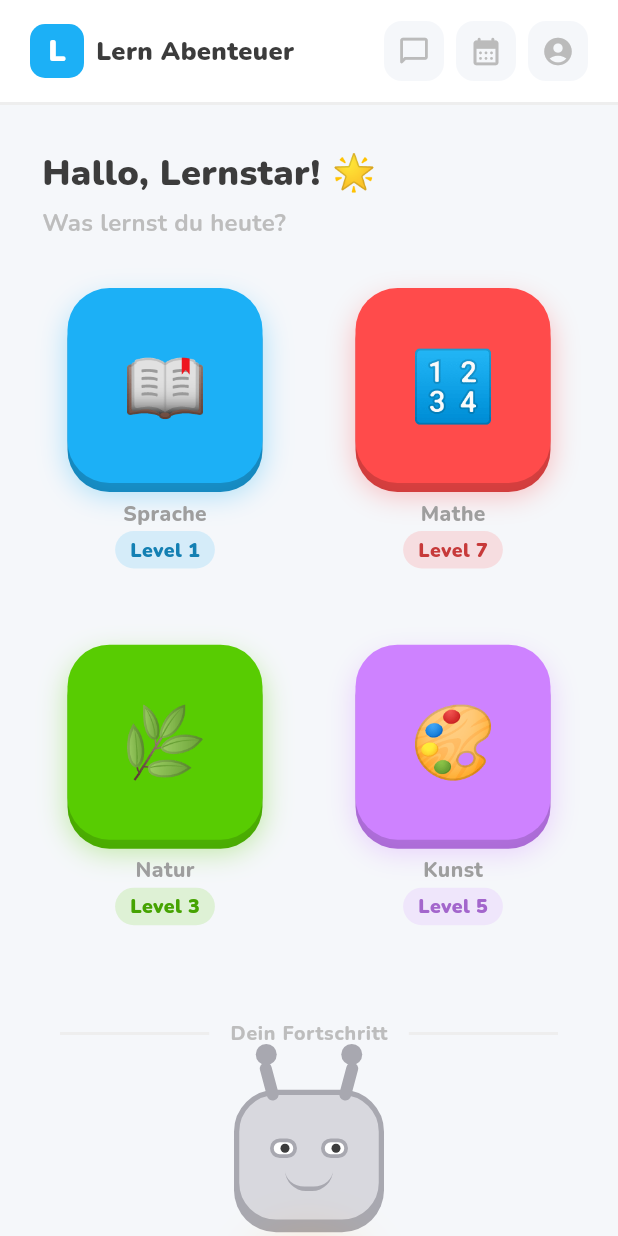
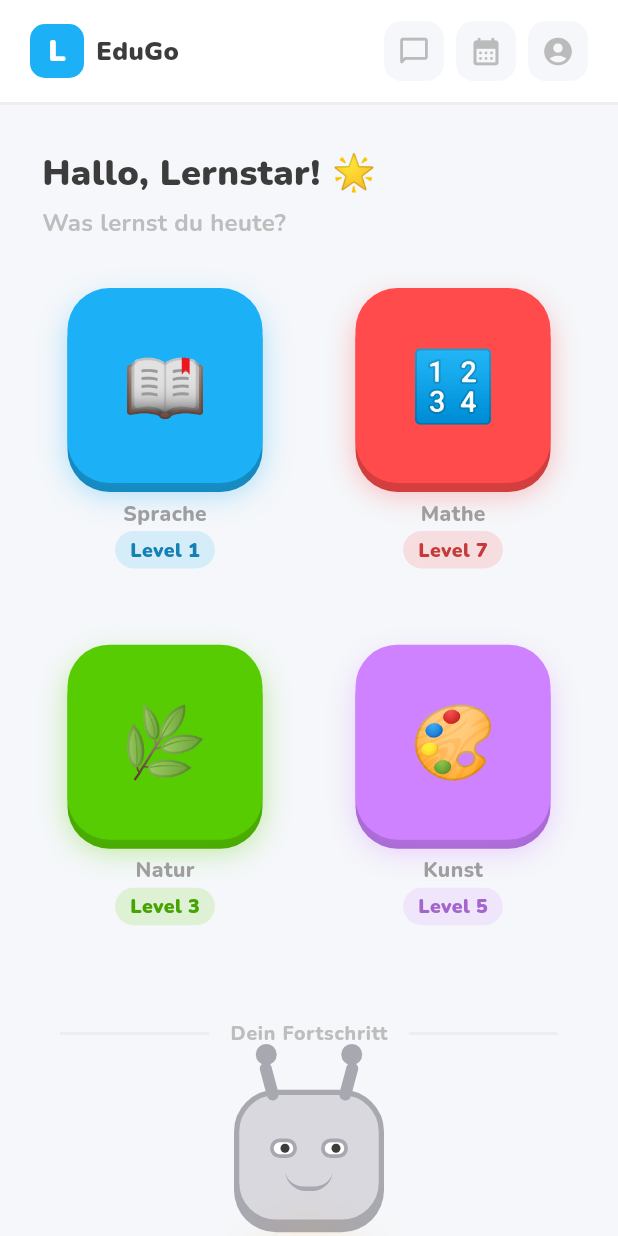
Before and after one commit to mrgame54/EduGo, a Flutter app: the screen it shows after launch, on a phone screen of 412 x 824 dp. Run offline on Flutter 3.47's test engine with Material 3 defaults, Android fonts, the phone set to English and light mode, and no system bars; our stand-ins replace google_fonts.

Commit message:
EduGo Name
vibe coding hat nicht gegönnt

```diff
--- a/edugo/lib/screens/home_screen.dart
+++ b/edugo/lib/screens/home_screen.dart
@@ -134,7 +134,7 @@ class _Header extends StatelessWidget {
               ),
               const SizedBox(width: 8),
               const Text(
-                'Lern Abenteuer',
+                'EduGo',
                 style: TextStyle(
                   fontSize: 17,
                   fontWeight: FontWeight.w900,
```
